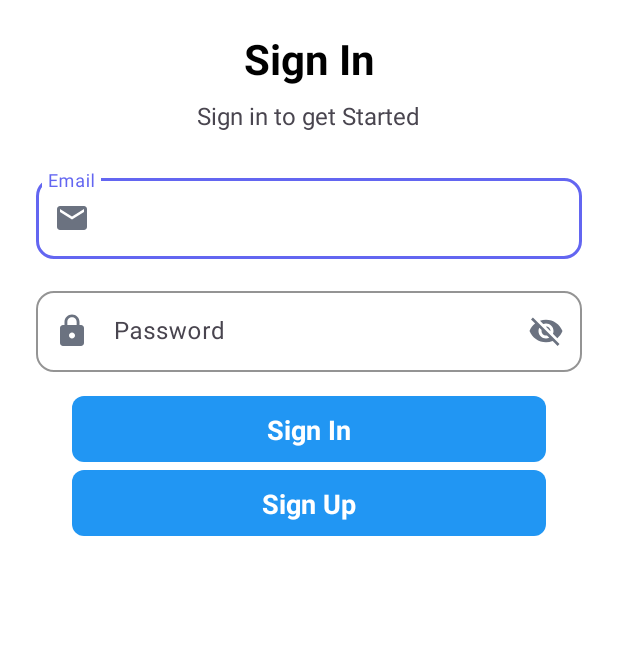
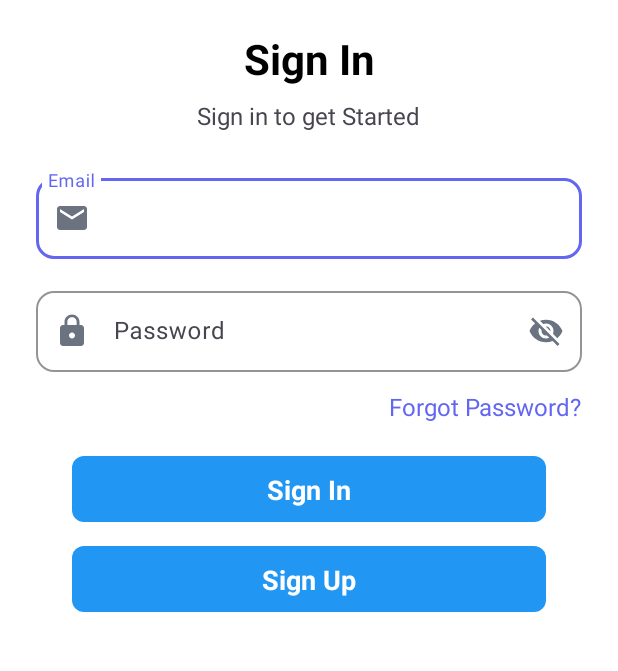
Before and after one commit to RITESHKUMAR7488/Ask, an Android app: the SignInActivity screen opened directly, with no data from a screen before it, on a phone screen of 412 x 824 dp, the part 258-929 px from its top. Run offline under Robolectric (Android 15) with nearby library versions, the phone set to English and light mode, and no system bars; our stand-ins replace Dagger/Hilt's generated code, data binding; libraries missing offline, so code that uses them is left out: www.sanju.motiontoast.

Commit message:
Forgot Password Done

```diff
--- a/app/src/main/java/com/example/ask/onBoardingModule/repositories/OnBoardingRepository.kt
+++ b/app/src/main/java/com/example/ask/onBoardingModule/repositories/OnBoardingRepository.kt
@@ -8,5 +8,6 @@ interface OnBoardingRepository {
     fun register(context: Context,email:String,password:String,userModel: UserModel,result: (UiState<String>)->Unit)
     fun logIn(context: Context,email: String,password: String,result: (UiState<String>) -> Unit)
     fun sendUserData(context: Context,userModel: UserModel,result: (UiState<String>) -> Unit)
+    fun forgotPassword(email: String, result: (UiState<String>) -> Unit)
 
 }
--- a/app/src/main/res/layout/activity_sign_in.xml
+++ b/app/src/main/res/layout/activity_sign_in.xml
@@ -123,18 +123,28 @@
                         android:textColor="@color/black"
                         android:textSize="16sp" />
                 </com.google.android.material.textfield.TextInputLayout>
+                <TextView
+                    android:id="@+id/tvForgotPassword"
+                    android:layout_width="wrap_content"
+                    android:layout_height="wrap_content"
+                    android:layout_marginTop="12dp"
+                    android:text="Forgot Password?"
+                    android:textColor="@color/primary_color"
+                    android:textSize="16sp"
+                    app:layout_constraintEnd_toEndOf="parent"
+                    app:layout_constraintTop_toBottomOf="@+id/textInputLayout5" />
 
                 <androidx.constraintlayout.widget.ConstraintLayout
                     android:id="@+id/btn_SignIn"
                     android:layout_width="match_parent"
                     android:layout_height="44dp"
                     android:layout_marginHorizontal="24dp"
-                    android:layout_marginTop="16dp"
+                    android:layout_marginTop="56dp"
                     android:background="@drawable/button_primary_background"
                     app:layout_constraintEnd_toEndOf="parent"
-                    app:layout_constraintHorizontal_bias="0.729"
                     app:layout_constraintStart_toStartOf="parent"
-                    app:layout_constraintTop_toBottomOf="@+id/textInputLayout5" >
+                    app:layout_constraintTop_toBottomOf="@+id/textInputLayout5">
+
                     <ProgressBar
                         android:id="@+id/progressBar"
                         android:layout_width="30dp"
@@ -144,6 +154,7 @@
                         app:layout_constraintEnd_toEndOf="parent"
                         app:layout_constraintStart_toStartOf="parent"
                         app:layout_constraintTop_toTopOf="parent" />
+
                     <TextView
                         android:id="@+id/tvSignIn"
                         android:layout_width="wrap_content"
@@ -162,8 +173,8 @@
                     android:id="@+id/btn_SignUp"
                     android:layout_width="match_parent"
                     android:layout_height="44dp"
-                    android:layout_marginTop="5dp"
                     android:layout_marginHorizontal="24dp"
+                    android:layout_marginTop="16dp"
                     android:background="@drawable/button_primary_background"
                     app:layout_constraintEnd_toEndOf="parent"
                     app:layout_constraintStart_toStartOf="parent"
```
Also changed, not shown: app/src/main/java/com/example/ask/onBoardingModule/repositories/OnBoardingRepositoryImpl.kt (+14 -0 lines), app/src/main/java/com/example/ask/onBoardingModule/uis/SignInActivity.kt (+24 -0 lines), app/src/main/java/com/example/ask/onBoardingModule/viewModels/OnBoardingViewModel.kt (+9 -0 lines), app/src/main/res/layout/dialog_forgot_password.xml (added, +15 -0 lines).
